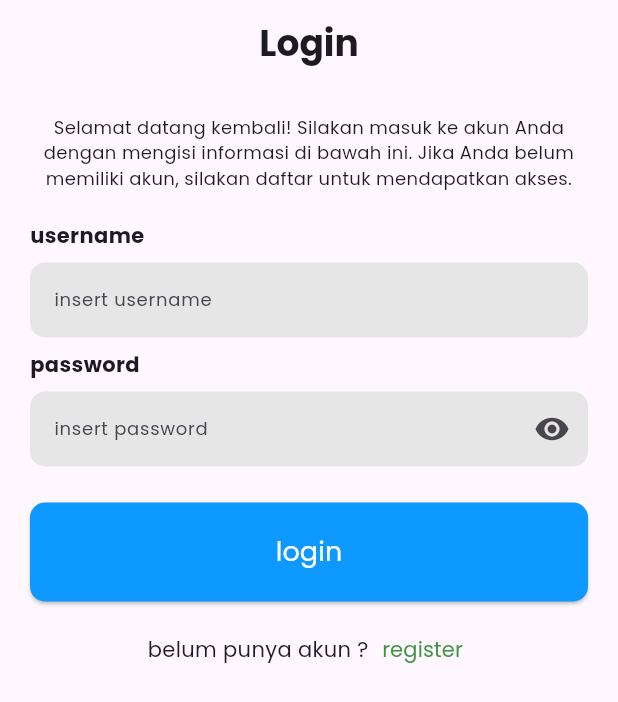
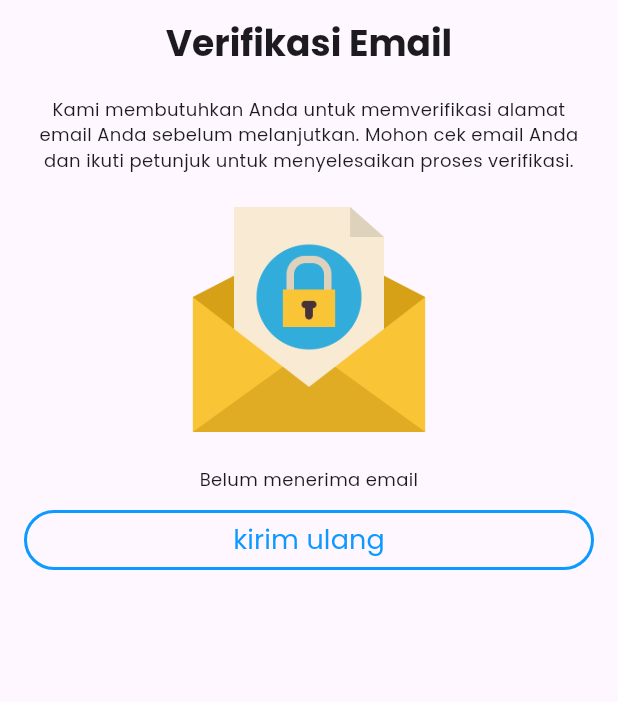
Before and after one commit to NeoCode29/Project-Kasir-Pintar-Mobile, a Flutter app: the screen it shows after launch, on a phone screen of 412 x 824 dp. Shown: the top 702 px of the screen. Run offline on Flutter 3.47's test engine with Material 3 defaults, Android fonts, the phone set to English and light mode, and no system bars.

Commit message:
feat : mengupdate halaman login dan membuat halaman verifikasi email

```diff
--- a/lib/components/button.dart
+++ b/lib/components/button.dart
@@ -36,3 +36,22 @@ class CameraButton extends StatelessWidget {
     );
   }
 }
+
+class OutlineButton extends StatelessWidget {
+  final VoidCallback handlePress;
+  final String label;
+  OutlineButton({super.key, required this.handlePress, required this.label});
+
+  @override
+  Widget build(BuildContext context) {
+    return OutlinedButton(
+      onPressed: this.handlePress,
+      child: Text(
+        this.label,
+        style: TextStyle(color: Color.fromRGBO(13, 153, 255, 1), fontSize: 18),
+      ),
+      style: OutlinedButton.styleFrom(
+          side: BorderSide(color: Color.fromRGBO(13, 153, 255, 1), width: 2)),
+    );
+  }
+}
--- a/lib/main.dart
+++ b/lib/main.dart
@@ -4,6 +4,7 @@ import "package:kasir_pintar/pages/halamanGantiProfile.dart";
 import "package:kasir_pintar/pages/halamanLogin.dart";
 import "package:kasir_pintar/pages/halamanPasswordBaru.dart";
 import "package:kasir_pintar/pages/halamanRegister.dart";
+import "package:kasir_pintar/pages/halamanVerifikasiEmail.dart";
 
 void main() {
   runApp(myApp());
@@ -19,12 +20,13 @@ class myApp extends StatelessWidget {
       theme: ThemeData(fontFamily: "Poppins"),
       routes: {
         "halaman cover": (BuildContext context) => HalamanCover(),
+        "halaman login": (BuildContext context) => HalamanLogin(),
         "halaman register": (context) => HalamanRegister(),
         "halaman ganti password": (context) => HalamanGantiProfile(),
-        "halaman lupa password": (context) => HalamanForgotPassword(),
+        "halaman forgot password": (context) => HalamanForgotPassword(),
         "halaman password baru": (context) => HalamanNewPassword()
       },
-      home: HalamanLogin(),
+      home: HalamanVerifikasiEmail(),
     );
   }
 }
--- /dev/null
+++ b/lib/pages/halamanVerifikasiEmail.dart
@@ -0,0 +1,73 @@
+import 'package:flutter/material.dart';
+import 'package:kasir_pintar/components/button.dart';
+
+class HalamanVerifikasiEmail extends StatelessWidget {
+  final TextEditingController emailController = TextEditingController();
+
+  @override
+  Widget build(BuildContext context) {
+    final size = MediaQuery.of(context).size;
+
+    return Scaffold(
+      appBar: AppBar(
+        title: Text(
+          "Verifikasi Email",
+          style: TextStyle(fontWeight: FontWeight.w700, fontSize: 24),
+          textAlign: TextAlign.center,
+        ),
+        centerTitle: true,
+      ),
+      body: Padding(
+        padding: const EdgeInsets.symmetric(horizontal: 16.0),
+        child: Column(
+          crossAxisAlignment: CrossAxisAlignment.stretch,
+          children: [
+            SizedBox(height: 8),
+            Row(
+              mainAxisAlignment: MainAxisAlignment.center,
+              children: [
+                Container(
+                  child: Text(
+                    "Kami membutuhkan Anda untuk memverifikasi alamat email Anda sebelum melanjutkan. Mohon cek email Anda dan ikuti petunjuk untuk menyelesaikan proses verifikasi.",
+                    textAlign: TextAlign.center,
+                    maxLines: 4,
+                    overflow: TextOverflow.ellipsis,
+                    style: TextStyle(fontSize: 12),
+                  ),
+                  width: size.width - 40,
+                )
+              ],
+            ),
+            SizedBox(height: 18),
+            Row(
+              mainAxisAlignment: MainAxisAlignment.center,
+              children: [Image.asset("assets/images/email.png", width: 160)],
+            ),
+            SizedBox(
+              height: 18,
+            ),
+            Row(
+              mainAxisAlignment: MainAxisAlignment.center,
+              children: [
+                Container(
+                  child: Text(
+                    "Belum menerima email",
+                    textAlign: TextAlign.center,
+                    maxLines: 4,
+                    overflow: TextOverflow.ellipsis,
+                    style: TextStyle(fontSize: 12),
+                  ),
+                  width: size.width - 40,
+                )
+              ],
+            ),
+            SizedBox(
+              height: 8,
+            ),
+            OutlineButton(handlePress: () {}, label: "kirim ulang")
+          ],
+        ),
+      ),
+    );
+  }
+}
```
Also changed, not shown: lib/pages/halamanForgotPassword.dart (+32 -38 lines), lib/pages/halamanLogin.dart (+15 -1 lines), assets/images/email.png (added), assets/images/envelope.png (added).
